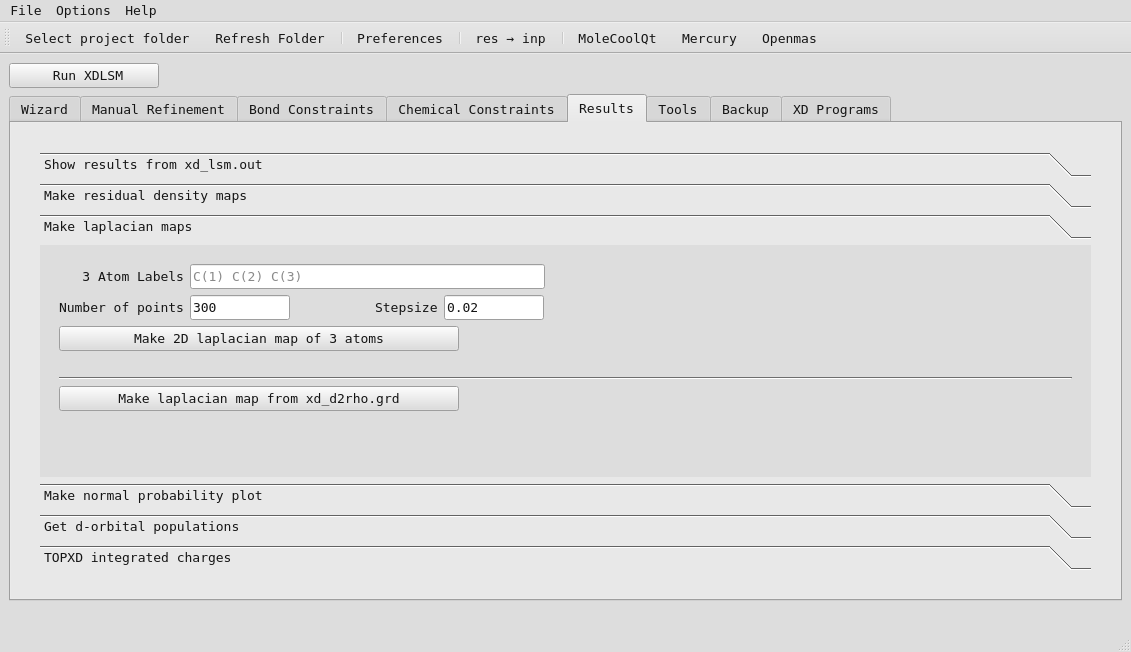
First picture: the form in src/xdcool.ui, repository mcrav/XDToolkit, before the edit.
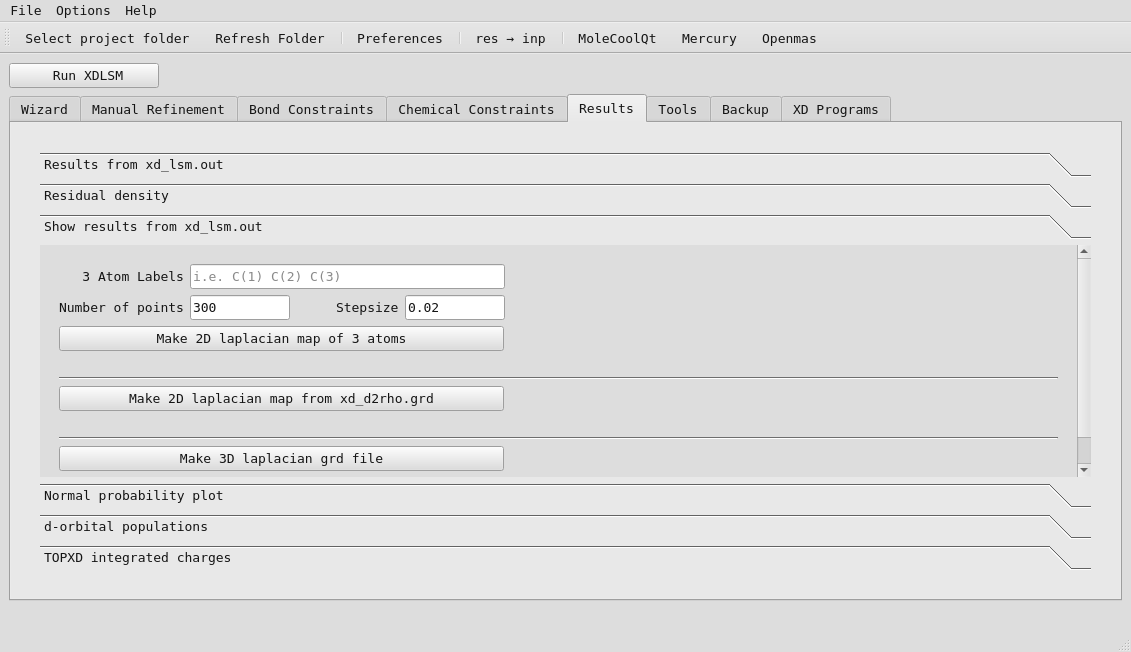
Second picture: the form after the edit. Icons and pictures are not drawn.

The edit to the form file:
```diff
--- a/src/xdcool.ui
+++ b/src/xdcool.ui
@@ -2952,7 +2952,7 @@
                 </rect>
                </property>
                <attribute name="label">
-                <string>Show results from xd_lsm.out</string>
+                <string>Results from xd_lsm.out</string>
                </attribute>
                <layout class="QGridLayout" name="gridLayout_13">
                 <item row="0" column="1">
@@ -3061,7 +3061,7 @@
                 </rect>
                </property>
                <attribute name="label">
-                <string>Make residual density maps</string>
+                <string>Residual density </string>
                </attribute>
                <layout class="QGridLayout" name="gridLayout_25">
                 <item row="0" column="0">
@@ -3185,12 +3185,12 @@
                 <rect>
                  <x>0</x>
                  <y>0</y>
-                 <width>1049</width>
-                 <height>239</height>
+                 <width>1035</width>
+                 <height>268</height>
                 </rect>
                </property>
                <attribute name="label">
-                <string>Make laplacian maps</string>
+                <string>Show results from xd_lsm.out</string>
                </attribute>
                <layout class="QGridLayout" name="gridLayout_11">
                 <item row="0" column="0">
@@ -3223,12 +3223,12 @@
                      <widget class="QLineEdit" name="taLapmapInput">
                       <property name="maximumSize">
                        <size>
-                        <width>355</width>
+                        <width>315</width>
                         <height>16777215</height>
                        </size>
                       </property>
                       <property name="placeholderText">
-                       <string>C(1) C(2) C(3)</string>
+                       <string>i.e. C(1) C(2) C(3)</string>
                       </property>
                      </widget>
                     </item>
@@ -3291,7 +3291,7 @@
                     <item>
                      <widget class="QLabel" name="label_14">
                       <property name="text">
-                       <string>     Stepsize</string>
+                       <string>Stepsize</string>
                       </property>
                      </widget>
                     </item>
@@ -3327,7 +3327,7 @@
                    <widget class="QPushButton" name="taLapmapBut">
                     <property name="maximumSize">
                      <size>
-                      <width>400</width>
+                      <width>445</width>
                       <height>16777215</height>
                      </size>
                     </property>
@@ -3359,12 +3359,12 @@
                    <widget class="QPushButton" name="lapGrdBut">
                     <property name="maximumSize">
                      <size>
-                      <width>400</width>
+                      <width>445</width>
                       <height>16777215</height>
                      </size>
                     </property>
                     <property name="text">
-                     <string>Make laplacian map from xd_d2rho.grd</string>
+                     <string>Make 2D laplacian map from xd_d2rho.grd</string>
                     </property>
                    </widget>
                   </item>
@@ -3380,6 +3380,33 @@
                     </property>
                    </widget>
                   </item>
+                  <item>
+                   <widget class="Line" name="line_17">
+                    <property name="orientation">
+                     <enum>Qt::Horizontal</enum>
+                    </property>
+                   </widget>
+                  </item>
+                  <item>
+                   <widget class="QPushButton" name="tdLapGrdBut">
+                    <property name="maximumSize">
+                     <size>
+                      <width>445</width>
+                      <height>16777215</height>
+                     </size>
+                    </property>
+                    <property name="text">
+                     <string>Make 3D laplacian grd file</string>
+                    </property>
+                   </widget>
+                  </item>
+                  <item>
+                   <widget class="QLabel" name="tdLapGrdLab">
+                    <property name="text">
+                     <string/>
+                    </property>
+                   </widget>
+                  </item>
                   <item>
                    <spacer name="verticalSpacer">
                     <property name="orientation">
@@ -3407,7 +3434,7 @@
                 </rect>
                </property>
                <attribute name="label">
-                <string>Make normal probability plot</string>
+                <string>Normal probability plot</string>
                </attribute>
                <layout class="QGridLayout" name="gridLayout_9">
                 <item row="0" column="0">
@@ -3476,7 +3503,7 @@
                 </rect>
                </property>
                <attribute name="label">
-                <string>Get d-orbital populations</string>
+                <string>d-orbital populations</string>
                </attribute>
                <layout class="QGridLayout" name="gridLayout_17">
                 <item row="0" column="0">
```
Left out of the diff: 49 changed lines with no effect on the pictures.
